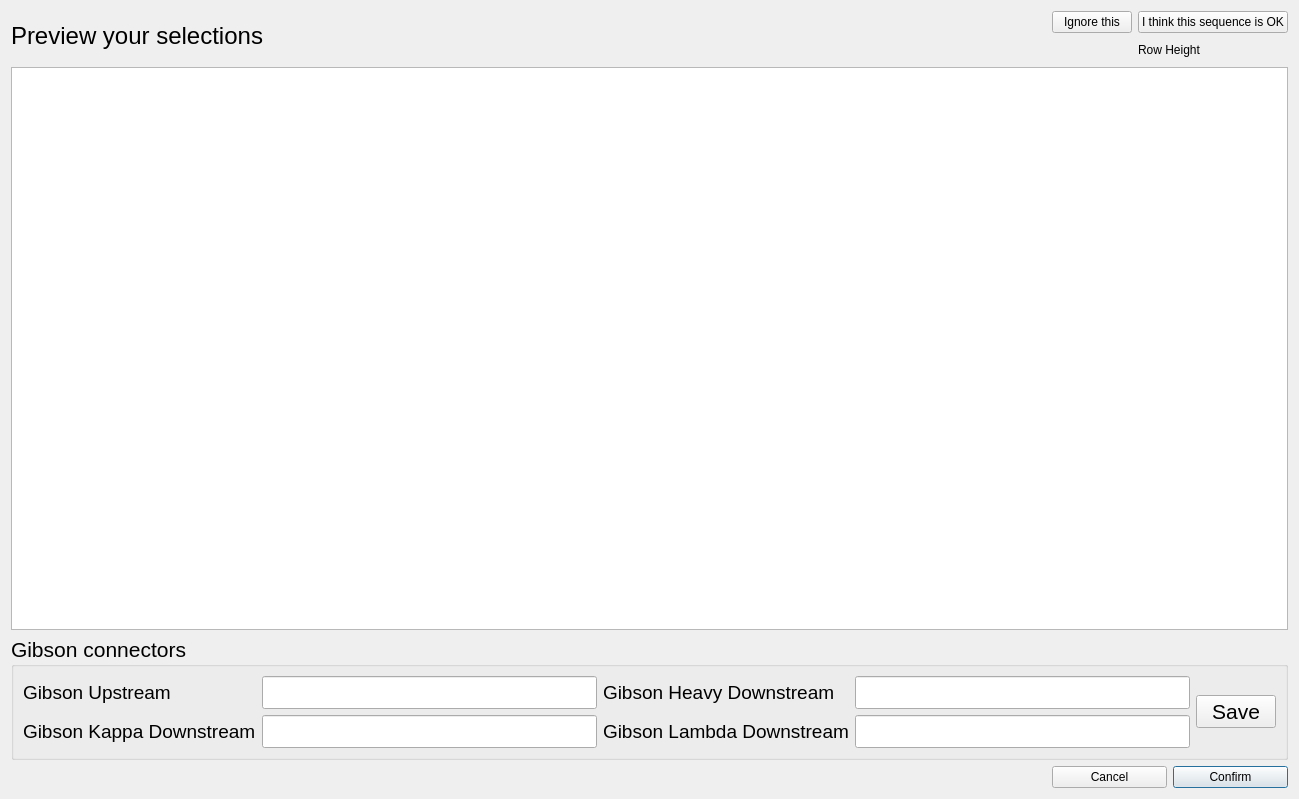
Qt form gibson_dialog.ui (WilsonImmunologyLab/VGenes) before a commit.
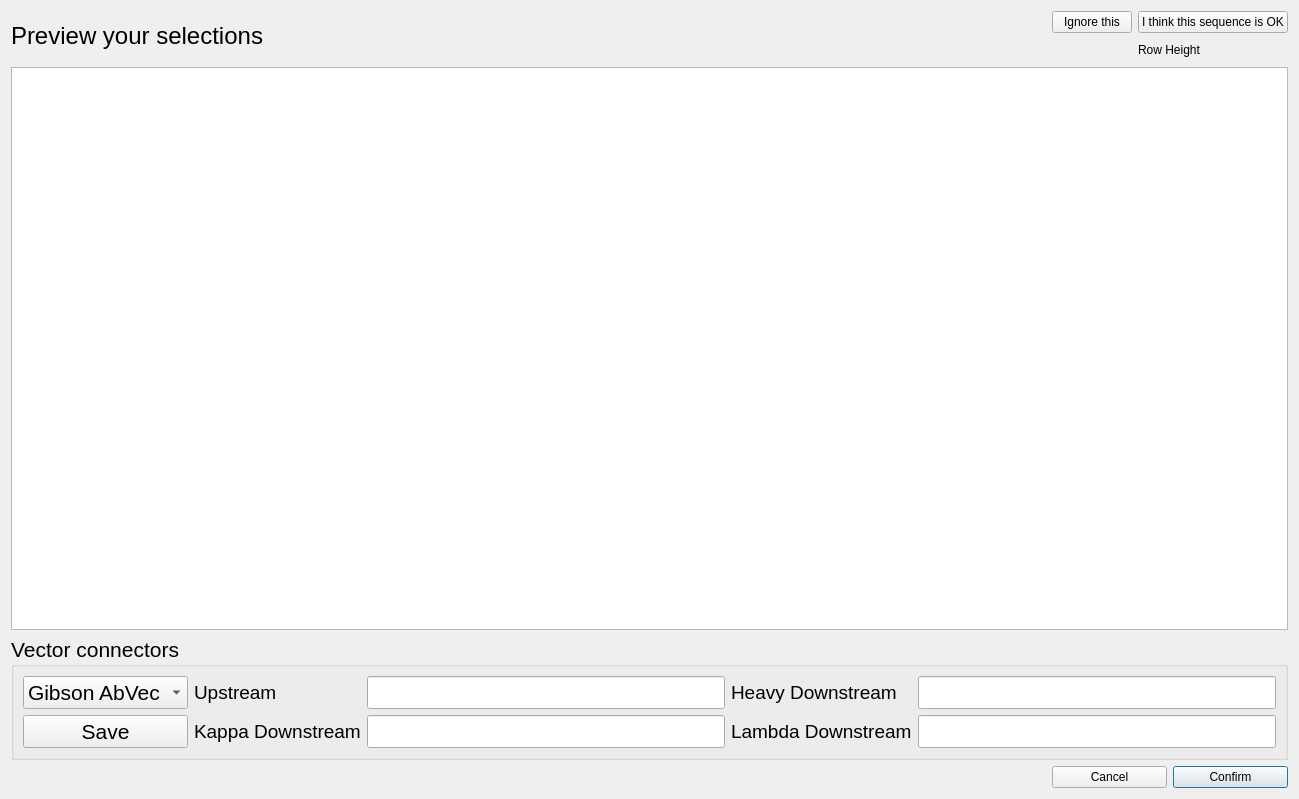
The same form after that commit. Icons and pictures are not drawn.

```diff
--- a/gibson_dialog.ui
+++ b/gibson_dialog.ui
@@ -22,28 +22,40 @@
       </font>
      </property>
      <property name="title">
-      <string>Gibson connectors</string>
+      <string>Vector connectors</string>
      </property>
      <layout class="QGridLayout" name="gridLayout">
-      <item row="1" column="2">
-       <widget class="QLabel" name="label_4">
-        <property name="font">
-         <font>
-          <pointsize>14</pointsize>
-         </font>
-        </property>
-        <property name="text">
-         <string>Gibson Lambda Downstream</string>
-        </property>
-       </widget>
-      </item>
       <item row="1" column="3">
+       <widget class="QLabel" name="label_4">
+        <property name="font">
+         <font>
+          <pointsize>14</pointsize>
+         </font>
+        </property>
+        <property name="text">
+         <string>Lambda Downstream</string>
+        </property>
+       </widget>
+      </item>
+      <item row="1" column="4">
        <widget class="QLineEdit" name="GibsonLEnd"/>
       </item>
       <item row="1" column="1">
+       <widget class="QLabel" name="label_2">
+        <property name="font">
+         <font>
+          <pointsize>14</pointsize>
+         </font>
+        </property>
+        <property name="text">
+         <string>Kappa Downstream</string>
+        </property>
+       </widget>
+      </item>
+      <item row="1" column="2">
        <widget class="QLineEdit" name="GibsonKEnd"/>
       </item>
-      <item row="0" column="2">
+      <item row="0" column="3">
        <widget class="QLabel" name="label_3">
         <property name="font">
          <font>
@@ -51,17 +63,42 @@
          </font>
         </property>
         <property name="text">
-         <string>Gibson Heavy Downstream</string>
+         <string>Heavy Downstream</string>
         </property>
        </widget>
       </item>
-      <item row="0" column="1">
+      <item row="0" column="2">
        <widget class="QLineEdit" name="GibsonStart"/>
       </item>
-      <item row="0" column="3">
-       <widget class="QLineEdit" name="GibsonHEnd"/>
-      </item>
       <item row="0" column="0">
+       <widget class="QComboBox" name="comboBox">
+        <property name="minimumSize">
+         <size>
+          <width>150</width>
+          <height>0</height>
+         </size>
+        </property>
+        <item>
+         <property name="text">
+          <string>Gibson AbVec</string>
+         </property>
+        </item>
+        <item>
+         <property name="text">
+          <string>HT-AbVec</string>
+         </property>
+        </item>
+        <item>
+         <property name="text">
+          <string>AbVec classic</string>
+         </property>
+        </item>
+       </widget>
+      </item>
+      <item row="0" column="4">
+       <widget class="QLineEdit" name="GibsonHEnd"/>
+      </item>
+      <item row="0" column="1">
        <widget class="QLabel" name="label">
         <property name="font">
          <font>
@@ -69,23 +106,11 @@
          </font>
         </property>
         <property name="text">
-         <string>Gibson Upstream</string>
+         <string>Upstream</string>
         </property>
        </widget>
       </item>
       <item row="1" column="0">
-       <widget class="QLabel" name="label_2">
-        <property name="font">
-         <font>
-          <pointsize>14</pointsize>
-         </font>
-        </property>
-        <property name="text">
-         <string>Gibson Kappa Downstream</string>
-        </property>
-       </widget>
-      </item>
-      <item row="0" column="4" rowspan="2">
        <widget class="QPushButton" name="pushButtonSave">
         <property name="text">
          <string>Save</string>
```
